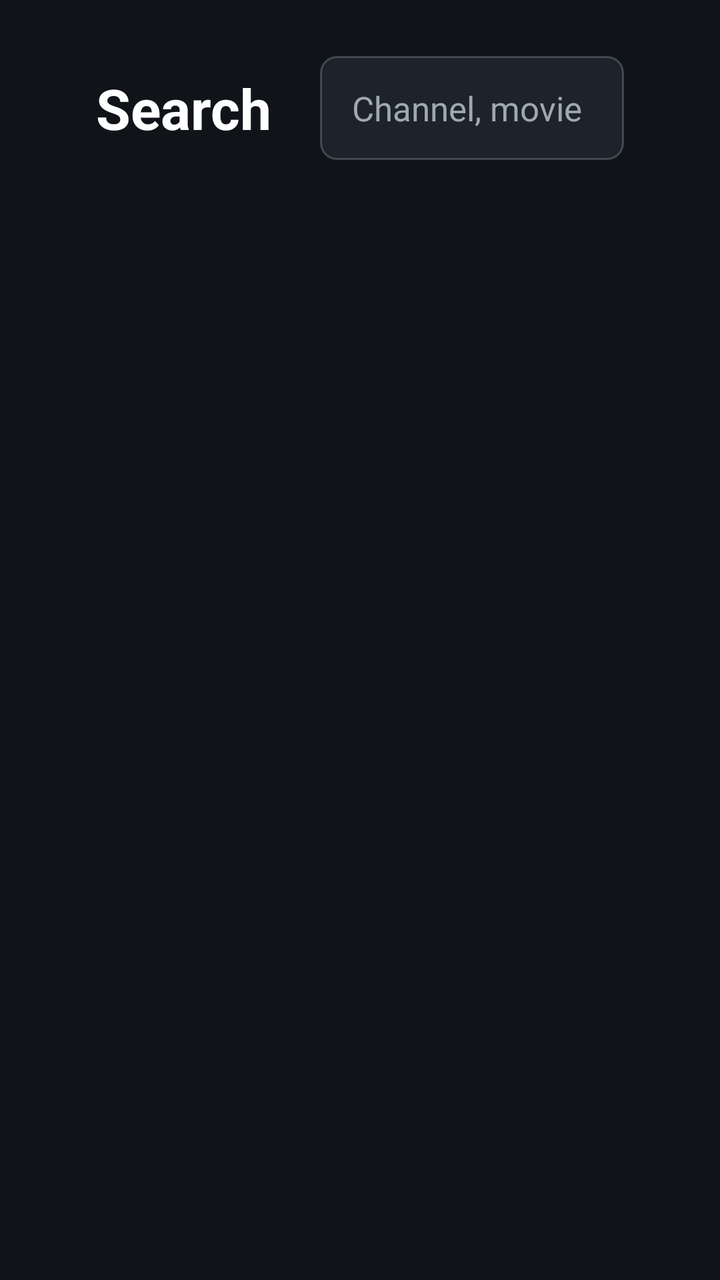
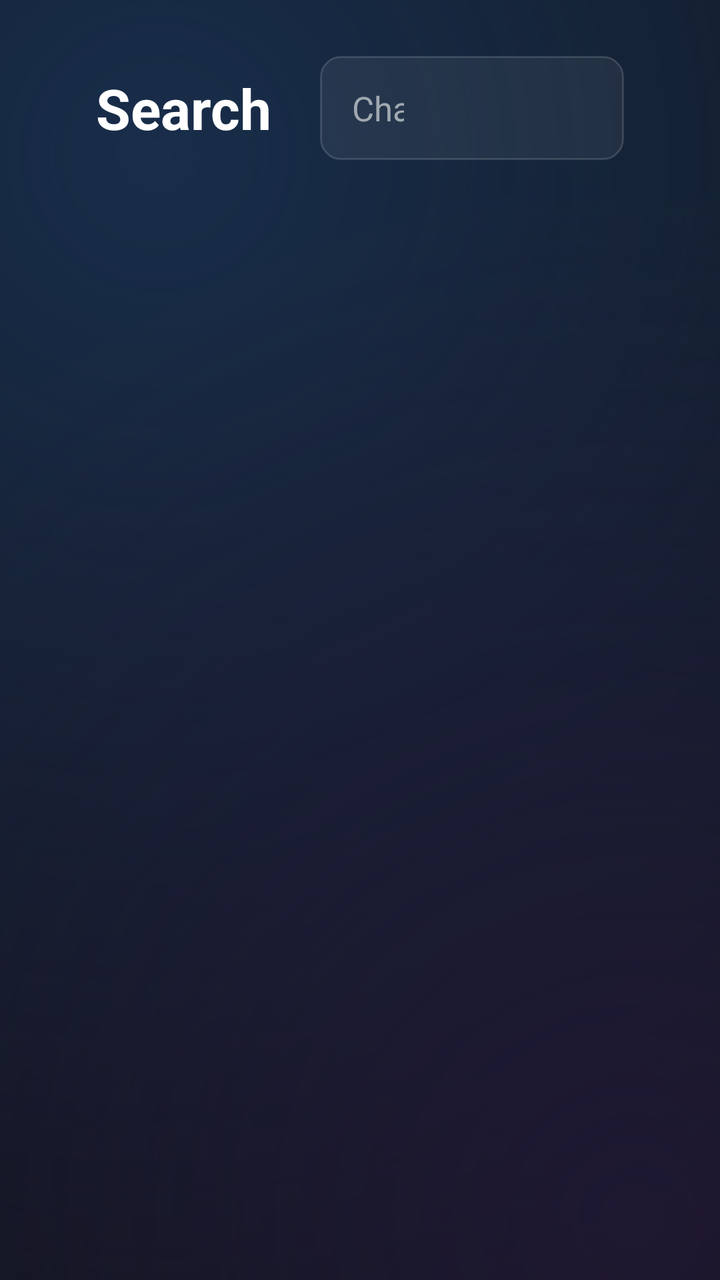

Two renders of the same Android screen: before a commit and after it. Below are the layout's source before the change and the commit's diff.
<!-- AndroidManifest.xml: application theme AppTheme -->
<!-- res/layout/activity_search.xml -->
<?xml version="1.0" encoding="utf-8"?>
<LinearLayout xmlns:android="http://schemas.android.com/apk/res/android"
    android:layout_width="match_parent"
    android:layout_height="match_parent"
    android:background="@color/bg"
    android:orientation="vertical"
    android:paddingLeft="48dp"
    android:paddingTop="28dp"
    android:paddingRight="48dp">

    <LinearLayout
        android:layout_width="match_parent"
        android:layout_height="wrap_content"
        android:gravity="center_vertical"
        android:orientation="horizontal">

        <TextView
            android:layout_width="wrap_content"
            android:layout_height="wrap_content"
            android:layout_marginRight="24dp"
            android:text="Search"
            android:textColor="@color/text"
            android:textSize="28sp"
            android:textStyle="bold" />

        <EditText
            android:id="@+id/search_query"
            style="@style/TvInput"
            android:layout_width="0dp"
            android:layout_weight="1"
            android:hint="Channel, movie or series name"
            android:imeOptions="actionSearch|flagNoExtractUi"
            android:inputType="text" />
    </LinearLayout>

    <TextView
        android:id="@+id/search_status"
        android:layout_width="match_parent"
        android:layout_height="wrap_content"
        android:layout_marginTop="10dp"
        android:layout_marginBottom="6dp"
        android:textColor="@color/text_secondary"
        android:textSize="15sp" />

    <FrameLayout
        android:layout_width="match_parent"
        android:layout_height="match_parent">

        <androidx.recyclerview.widget.RecyclerView
            android:id="@+id/search_results"
            android:layout_width="match_parent"
            android:layout_height="match_parent"
            android:clipToPadding="false"
            android:paddingTop="4dp"
            android:paddingBottom="24dp" />

        <ProgressBar
            android:id="@+id/search_progress"
            android:layout_width="48dp"
            android:layout_height="48dp"
            android:layout_gravity="center"
            android:visibility="gone" />
    </FrameLayout>
</LinearLayout>
<!-- resources referenced by this layout -->
<resources>
  <!-- unchanged entries left out for length: 13 -->
</resources>

<!-- the commit's change to res/layout/activity_search.xml (unified diff, before → after) -->
@@ -2,7 +2,7 @@
 <LinearLayout xmlns:android="http://schemas.android.com/apk/res/android"
     android:layout_width="match_parent"
     android:layout_height="match_parent"
-    android:background="@color/bg"
+    android:background="@drawable/bg_glow"
     android:orientation="vertical"
     android:paddingLeft="48dp"
     android:paddingTop="28dp"
@@ -23,14 +23,74 @@
             android:textSize="28sp"
             android:textStyle="bold" />
 
-        <EditText
-            android:id="@+id/search_query"
-            style="@style/TvInput"
+        
+        <FrameLayout
             android:layout_width="0dp"
-            android:layout_weight="1"
-            android:hint="Channel, movie or series name"
-            android:imeOptions="actionSearch|flagNoExtractUi"
-            android:inputType="text" />
+            android:layout_height="wrap_content"
+            android:layout_weight="1">
+
+            <EditText
+                android:id="@+id/search_query"
+                style="@style/GlassInput"
+                android:hint="Channel, movie or series name"
+                android:imeOptions="actionSearch|flagNoExtractUi"
+                android:inputType="text"
+                android:nextFocusRight="@id/voice_mic"
+                android:paddingRight="110dp" />
+
+            
+            <LinearLayout
+                android:id="@+id/voice_bars"
+                android:layout_width="wrap_content"
+                android:layout_height="20dp"
+                android:layout_gravity="end|center_vertical"
+                android:layout_marginRight="56dp"
+                android:gravity="center_vertical"
+                android:orientation="horizontal"
+                android:visibility="gone">
+
+                <View
+                    android:layout_width="4dp"
+                    android:layout_height="6dp"
+                    android:layout_marginLeft="3dp"
+                    android:background="@drawable/bg_voice_bar" />
+                <View
+                    android:layout_width="4dp"
+                    android:layout_height="6dp"
+                    android:layout_marginLeft="3dp"
+                    android:background="@drawable/bg_voice_bar" />
+                <View
+                    android:layout_width="4dp"
+                    android:layout_height="6dp"
+                    android:layout_marginLeft="3dp"
+                    android:background="@drawable/bg_voice_bar" />
+                <View
+                    android:layout_width="4dp"
+                    android:layout_height="6dp"
+                    android:layout_marginLeft="3dp"
+                    android:background="@drawable/bg_voice_bar" />
+                <View
+                    android:layout_width="4dp"
+                    android:layout_height="6dp"
+                    android:layout_marginLeft="3dp"
+                    android:background="@drawable/bg_voice_bar" />
+            </LinearLayout>
+
+            <ImageView
+                android:id="@+id/voice_mic"
+                android:layout_width="40dp"
+                android:layout_height="40dp"
+                android:layout_gravity="end|center_vertical"
+                android:layout_marginRight="7dp"
+                android:background="@drawable/bg_mic"
+                android:clickable="true"
+                android:contentDescription="Voice search"
+                android:focusable="true"
+                android:nextFocusLeft="@id/search_query"
+                android:padding="9dp"
+                android:src="@drawable/ic_mic"
+                android:visibility="gone" />
+        </FrameLayout>
     </LinearLayout>
 
     <TextView
@@ -42,17 +102,95 @@
         android:textColor="@color/text_secondary"
         android:textSize="15sp" />
 
+    
+    <LinearLayout
+        android:id="@+id/search_chips"
+        android:layout_width="wrap_content"
+        android:layout_height="wrap_content"
+        android:layout_marginBottom="6dp"
+        android:orientation="horizontal"
+        android:visibility="gone">
+
+        <TextView
+            android:id="@+id/chip_all"
+            style="@style/SearchChip"
+            android:text="All" />
+        <TextView
+            android:id="@+id/chip_live"
+            style="@style/SearchChip"
+            android:text="Live TV" />
+        <TextView
+            android:id="@+id/chip_movies"
+            style="@style/SearchChip"
+            android:text="Movies" />
+        <TextView
+            android:id="@+id/chip_series"
+            style="@style/SearchChip"
+            android:text="Series" />
+    </LinearLayout>
+
     <FrameLayout
         android:layout_width="match_parent"
         android:layout_height="match_parent">
 
+        
+        <ScrollView
+            android:id="@+id/search_sections"
+            android:layout_width="match_parent"
+            android:layout_height="match_parent"
+            android:fillViewport="true"
+            android:visibility="gone">
+
+            <LinearLayout
+                android:layout_width="match_parent"
+                android:layout_height="wrap_content"
+                android:clipChildren="false"
+                android:clipToPadding="false"
+                android:orientation="vertical"
+                android:paddingBottom="24dp">
+
+            <TextView
+                android:id="@+id/sec_live_title"
+                style="@style/HomeRowTitle"
+                android:layout_marginTop="10dp"
+                android:text="Live TV" />
+
+            <androidx.recyclerview.widget.RecyclerView
+                android:id="@+id/sec_live"
+                style="@style/HomeRow" />
+
+            <TextView
+                android:id="@+id/sec_movies_title"
+                style="@style/HomeRowTitle"
+                android:layout_marginTop="10dp"
+                android:text="Movies" />
+
+            <androidx.recyclerview.widget.RecyclerView
+                android:id="@+id/sec_movies"
+                style="@style/HomeRow" />
+
+            <TextView
+                android:id="@+id/sec_series_title"
+                style="@style/HomeRowTitle"
+                android:layout_marginTop="10dp"
+                android:text="Series" />
+
+            <androidx.recyclerview.widget.RecyclerView
+                android:id="@+id/sec_series"
+                style="@style/HomeRow" />
+
+            </LinearLayout>
+        </ScrollView>
+
+        
         <androidx.recyclerview.widget.RecyclerView
             android:id="@+id/search_results"
             android:layout_width="match_parent"
             android:layout_height="match_parent"
             android:clipToPadding="false"
             android:paddingTop="4dp"
-            android:paddingBottom="24dp" />
+            android:paddingBottom="24dp"
+            android:visibility="gone" />
 
         <ProgressBar
             android:id="@+id/search_progress"
<!-- resource entries referenced after the edit -->
@@ -1,5 +1,150 @@
 <!-- resources referenced by this layout -->
 <resources>
+  <!-- drawable bg_glow (drawable) -->
+  <?xml version="1.0" encoding="utf-8"?>
+  <layer-list xmlns:android="http://schemas.android.com/apk/res/android">
+      <item>
+          <shape>
+              <solid android:color="#FF0E1218" />
+          </shape>
+      </item>
+      <item>
+          <shape>
+              <gradient
+                  android:centerX="0.22"
+                  android:centerY="0.12"
+                  android:endColor="#000E1218"
+                  android:gradientRadius="620dp"
+                  android:startColor="?attr/appGlow"
+                  android:type="radial" />
+          </shape>
+      </item>
+      <item>
+          <shape>
+              <gradient
+                  android:centerX="0.88"
+                  android:centerY="0.95"
+                  android:endColor="#000E1218"
+                  android:gradientRadius="520dp"
+                  android:startColor="#B324193A"
+                  android:type="radial" />
+          </shape>
+      </item>
+  </layer-list>
+  <!-- drawable bg_mic (drawable) -->
+  <?xml version="1.0" encoding="utf-8"?>
+  <selector xmlns:android="http://schemas.android.com/apk/res/android">
+      <item android:state_activated="true">
+          <shape android:shape="oval">
+              <solid android:color="#FFE5484D" />
+              <stroke android:width="5dp" android:color="#40E5484D" />
+          </shape>
+      </item>
+      <item android:state_focused="true">
+          <shape android:shape="oval">
+              <solid android:color="?attr/appAccent80" />
+              <stroke android:width="2dp" android:color="@android:color/white" />
+          </shape>
+      </item>
+      <item>
+          <shape android:shape="oval">
+              <solid android:color="?attr/appAccent4D" />
+          </shape>
+      </item>
+  </selector>
+  <!-- drawable bg_voice_bar (drawable) -->
+  <?xml version="1.0" encoding="utf-8"?>
+  <shape xmlns:android="http://schemas.android.com/apk/res/android">
+      <solid android:color="#FFE5484D" />
+      <corners android:radius="2dp" />
+  </shape>
+  <!-- drawable ic_mic (drawable) -->
+  <?xml version="1.0" encoding="utf-8"?>
+  <vector xmlns:android="http://schemas.android.com/apk/res/android"
+      android:width="24dp"
+      android:height="24dp"
+      android:viewportWidth="24"
+      android:viewportHeight="24">
+      <path
+          android:fillColor="@android:color/white"
+          android:pathData="M12,14c1.66,0 2.99,-1.34 2.99,-3L15,5c0,-1.66 -1.34,-3 -3,-3S9,3.34 9,5v6c0,1.66 1.34,3 3,3zM17.3,11c0,3 -2.54,5.1 -5.3,5.1S6.7,14 6.7,11H5c0,3.41 2.72,6.23 6,6.72V21h2v-3.28c3.28,-0.48 6,-3.3 6,-6.72h-1.7z" />
+  </vector>
+  <style name="GlassInput" parent="TvInput">
+          <item name="android:background">@drawable/bg_glass_input</item>
+      </style>
+  <style name="HomeRow">
+          <item name="android:layout_width">match_parent</item>
+          <item name="android:layout_height">wrap_content</item>
+          <item name="android:clipToPadding">false</item>
+          <item name="android:padding">2dp</item>
+          <item name="android:visibility">gone</item>
+      </style>
+  <style name="HomeRowTitle">
+          <item name="android:layout_width">match_parent</item>
+          <item name="android:layout_height">wrap_content</item>
+          <item name="android:layout_marginTop">18dp</item>
+          <item name="android:layout_marginBottom">4dp</item>
+          <item name="android:textColor">@color/text</item>
+          <item name="android:textSize">19sp</item>
+          <item name="android:textStyle">bold</item>
+          <item name="android:visibility">gone</item>
+      </style>
+  <style name="SearchChip">
+          <item name="android:layout_width">wrap_content</item>
+          <item name="android:layout_height">44dp</item>
+          <item name="android:layout_marginRight">10dp</item>
+          <item name="android:background">@drawable/bg_glass_chip_cat</item>
+          <item name="android:focusable">true</item>
+          <item name="android:clickable">true</item>
+          <item name="android:gravity">center</item>
+          <item name="android:paddingLeft">20dp</item>
+          <item name="android:paddingRight">20dp</item>
+          <item name="android:textColor">@color/text</item>
+          <item name="android:textSize">16sp</item>
+      </style>
+  <!-- drawable bg_glass_input (drawable) -->
+  <?xml version="1.0" encoding="utf-8"?>
+  <selector xmlns:android="http://schemas.android.com/apk/res/android">
+      <item android:state_focused="true">
+          <shape>
+              <solid android:color="?attr/appAccent26" />
+              <stroke android:width="2dp" android:color="?attr/appAccent" />
+              <corners android:radius="10dp" />
+          </shape>
+      </item>
+      <item>
+          <shape>
+              <solid android:color="#0FFFFFFF" />
+              <stroke android:width="1dp" android:color="#24FFFFFF" />
+              <corners android:radius="10dp" />
+          </shape>
+      </item>
+  </selector>
+  <!-- drawable bg_glass_chip_cat (drawable) -->
+  <?xml version="1.0" encoding="utf-8"?>
+  <selector xmlns:android="http://schemas.android.com/apk/res/android">
+      <item android:state_focused="true">
+          <shape>
+              <solid android:color="?attr/appAccent80" />
+              <stroke android:width="2dp" android:color="@android:color/white" />
+              <corners android:radius="23dp" />
+          </shape>
+      </item>
+      <item android:state_activated="true">
+          <shape>
+              <solid android:color="?attr/appAccent4D" />
+              <stroke android:width="1dp" android:color="?attr/appAccent" />
+              <corners android:radius="23dp" />
+          </shape>
+      </item>
+      <item>
+          <shape>
+              <solid android:color="#12FFFFFF" />
+              <stroke android:width="1dp" android:color="#29FFFFFF" />
+              <corners android:radius="23dp" />
+          </shape>
+      </item>
+  </selector>
   <!-- unchanged entries left out for length: 13 -->
 </resources>
 
